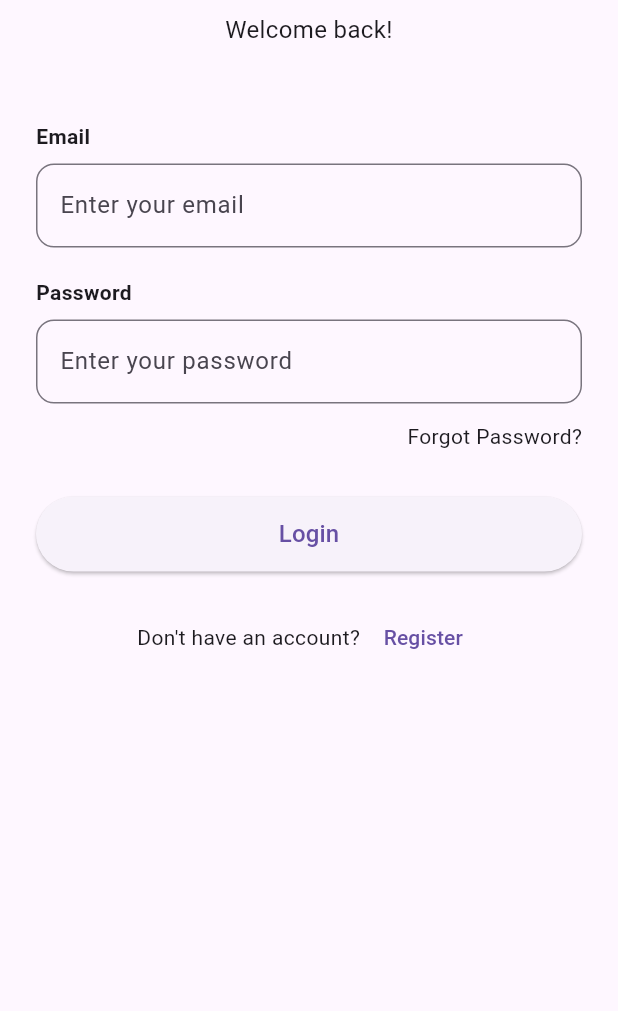
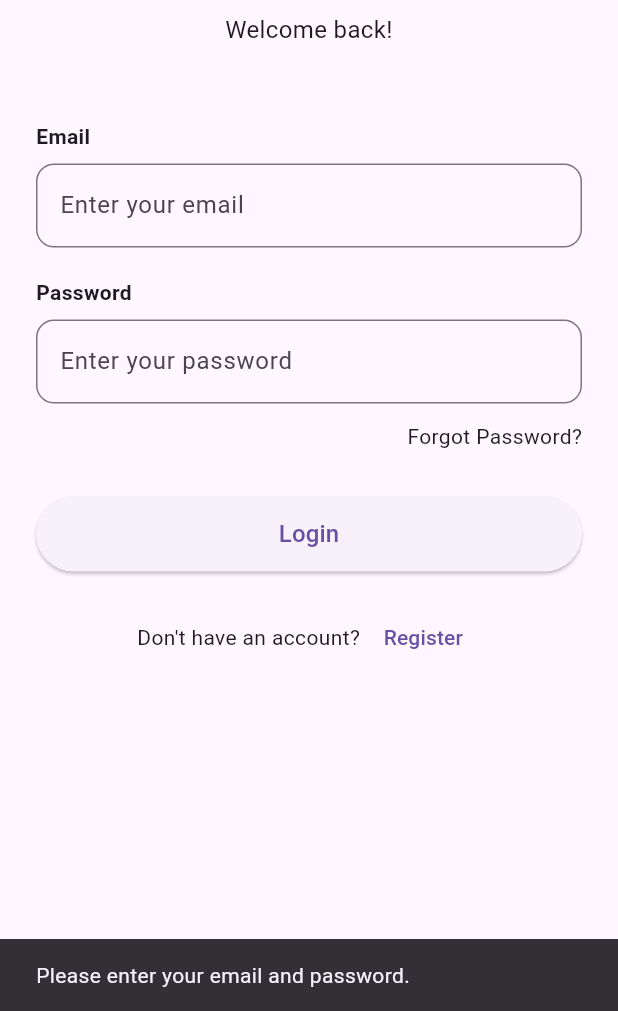
Before and after one commit to Senith001/AccessLink, a Flutter app: the screen it shows after launch, after a tap on "Login", on a phone screen of 412 x 824 dp, the part 225-1236 px from its top. Run offline on Flutter 3.47's test engine with Material 3 defaults, Android fonts, the phone set to English and light mode, and no system bars; our stand-ins replace firebase_auth, firebase_core; accounts and stored records are empty.

Commit message:
Implement Firebase authentication login

```diff
--- a/lib/main.dart
+++ b/lib/main.dart
@@ -1,7 +1,16 @@
 import 'package:flutter/material.dart';
+import 'package:firebase_core/firebase_core.dart';
+
+import 'firebase_options.dart';
 import 'screens/login_screen.dart';
 
-void main() {
+void main() async {
+  WidgetsFlutterBinding.ensureInitialized();
+
+  await Firebase.initializeApp(
+    options: DefaultFirebaseOptions.currentPlatform,
+  );
+
   runApp(const AccessLinkApp());
 }
 
--- a/lib/screens/login_screen.dart
+++ b/lib/screens/login_screen.dart
@@ -1,7 +1,100 @@
+import 'package:firebase_auth/firebase_auth.dart';
 import 'package:flutter/material.dart';
 
-class LoginScreen extends StatelessWidget {
+import '../services/auth_service.dart';
+
+class LoginScreen extends StatefulWidget {
   const LoginScreen({super.key});
+
+  @override
+  State<LoginScreen> createState() => _LoginScreenState();
+}
+
+class _LoginScreenState extends State<LoginScreen> {
+  final _emailController = TextEditingController();
+  final _passwordController = TextEditingController();
+
+  final _authService = AuthService();
+
+  bool _isLoading = false;
+
+  Future<void> _login() async {
+    final email = _emailController.text.trim();
+    final password = _passwordController.text.trim();
+
+    if (email.isEmpty || password.isEmpty) {
+      _showMessage('Please enter your email and password.');
+      return;
+    }
+
+    setState(() {
+      _isLoading = true;
+    });
+
+    try {
+      await _authService.loginUser(
+        email,
+        password,
+      );
+
+      if (!mounted) return;
+
+      _showMessage('Login successful!');
+    } on FirebaseAuthException catch (e) {
+      if (!mounted) return;
+
+      String message;
+
+      switch (e.code) {
+        case 'invalid-email':
+          message = 'Please enter a valid email address.';
+          break;
+
+        case 'user-not-found':
+          message = 'No account found with this email.';
+          break;
+
+        case 'wrong-password':
+          message = 'Incorrect password.';
+          break;
+
+        case 'invalid-credential':
+          message = 'Invalid email or password.';
+          break;
+
+        default:
+          message = 'Login failed. Please try again.';
+      }
+
+      _showMessage(message);
+    } catch (e) {
+      if (!mounted) return;
+
+      _showMessage('Something went wrong. Please try again.');
+    } finally {
+      if (mounted) {
+        setState(() {
+          _isLoading = false;
+        });
+      }
+    }
+  }
+
+  void _showMessage(String message) {
+    ScaffoldMessenger.of(context).showSnackBar(
+      SnackBar(
+        content: Text(message),
+      ),
+    );
+  }
+
+  @override
+  void dispose() {
+    _emailController.dispose();
+    _passwordController.dispose();
+
+    super.dispose();
+  }
 
   @override
   Widget build(BuildContext context) {
@@ -45,6 +138,7 @@ class LoginScreen extends StatelessWidget {
               const SizedBox(height: 8),
 
               TextField(
+                controller: _emailController,
                 keyboardType: TextInputType.emailAddress,
                 decoration: InputDecoration(
                   hintText: 'Enter your email',
@@ -66,6 +160,7 @@ class LoginScreen extends StatelessWidget {
               const SizedBox(height: 8),
 
               TextField(
+                controller: _passwordController,
                 obscureText: true,
                 decoration: InputDecoration(
                   hintText: 'Enter your password',
@@ -89,13 +184,21 @@ class LoginScreen extends StatelessWidget {
               SizedBox(
                 height: 50,
                 child: ElevatedButton(
-                  onPressed: () {},
-                  child: const Text(
-                    'Login',
-                    style: TextStyle(
-                      fontSize: 16,
-                    ),
-                  ),
+                  onPressed: _isLoading ? null : _login,
+                  child: _isLoading
+                      ? const SizedBox(
+                          height: 22,
+                          width: 22,
+                          child: CircularProgressIndicator(
+                            strokeWidth: 2,
+                          ),
+                        )
+                      : const Text(
+                          'Login',
+                          style: TextStyle(
+                            fontSize: 16,
+                          ),
+                        ),
                 ),
               ),
 
--- /dev/null
+++ b/lib/services/auth_service.dart
@@ -0,0 +1,19 @@
+import 'package:firebase_auth/firebase_auth.dart';
+
+class AuthService {
+  final FirebaseAuth _auth = FirebaseAuth.instance;
+
+  Future<UserCredential> loginUser(
+    String email,
+    String password,
+  ) async {
+    return await _auth.signInWithEmailAndPassword(
+      email: email,
+      password: password,
+    );
+  }
+
+  Future<void> logoutUser() async {
+    await _auth.signOut();
+  }
+}
--- a/pubspec.yaml
+++ b/pubspec.yaml
@@ -34,6 +34,8 @@ dependencies:
   # The following adds the Cupertino Icons font to your application.
   # Use with the CupertinoIcons class for iOS style icons.
   cupertino_icons: ^1.0.8
+  firebase_core: ^4.13.0
+  firebase_auth: ^6.5.7
 
 dev_dependencies:
   flutter_test:
```
Also changed, not shown: lib/core/database/firestore_collections.dart (added, +10 -0 lines), lib/firebase_options.dart (added), pubspec.lock, 3 other files.
